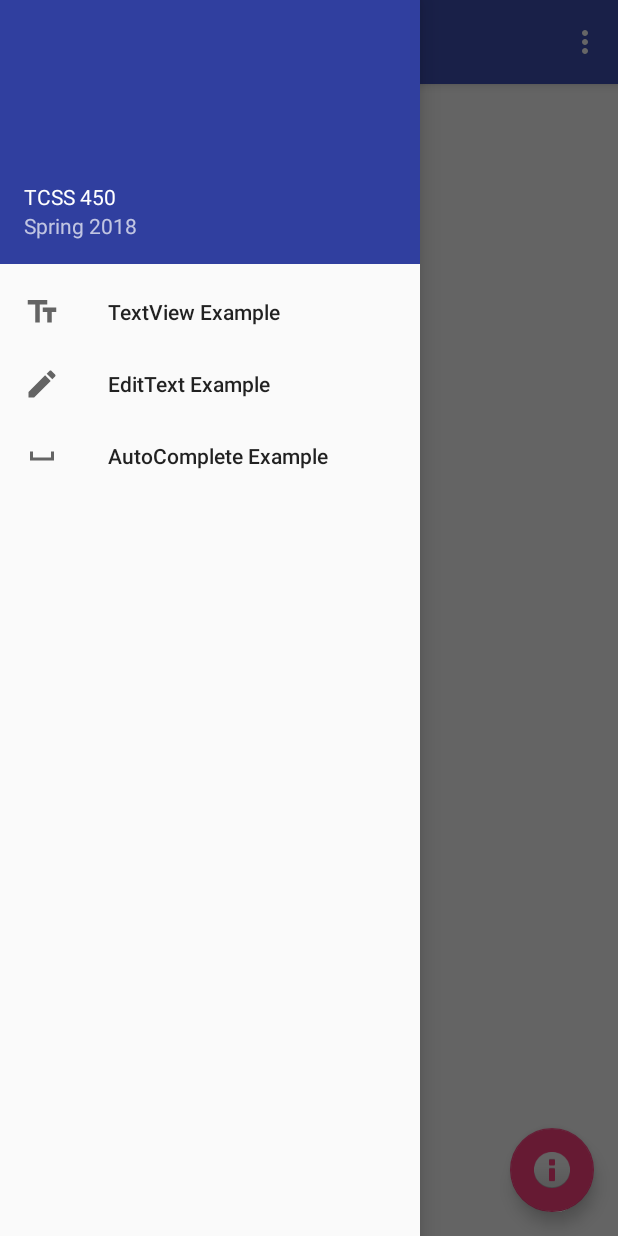
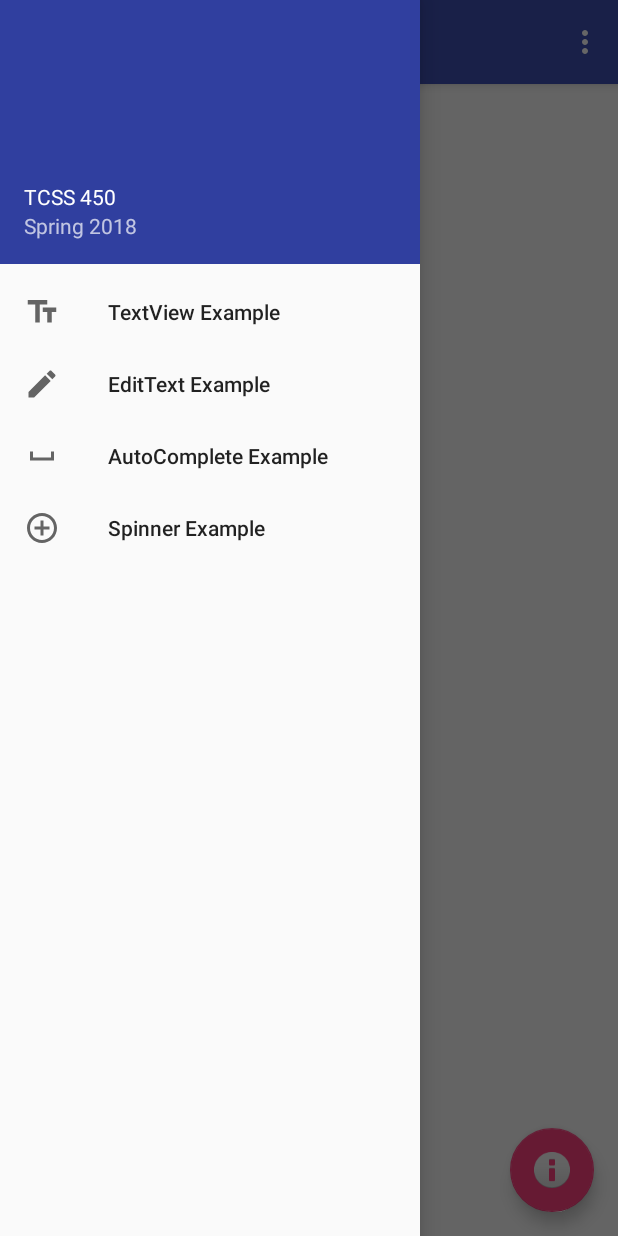
Before and after one commit to trinhpn/UILab, an Android app: the screen it shows after launch (MainActivity), with the side drawer open, on a phone screen of 412 x 824 dp. Run offline under Robolectric (Android 15) with nearby library versions, the phone set to English and light mode, and no system bars.

Commit message:
Step 52 completed.

```diff
--- a/app/src/main/java/group7/tcss450/uw/edu/uilab/MainActivity.java
+++ b/app/src/main/java/group7/tcss450/uw/edu/uilab/MainActivity.java
@@ -94,6 +94,8 @@ public class MainActivity extends AppCompatActivity
             loadFragment(new EditTextFragment());
         } else if (id == R.id.nav_autocomplete) {
             loadFragment(new AutoCompleteTextFragment());
+        } else if (id == R.id.nav_spinner_example) {
+            loadFragment(new SpinnerFragment());
         }
 
         DrawerLayout drawer = (DrawerLayout) findViewById(R.id.drawer_layout);
--- /dev/null
+++ b/app/src/main/res/drawable/ic_spinner.xml
@@ -0,0 +1,9 @@
+<vector xmlns:android="http://schemas.android.com/apk/res/android"
+        android:width="24dp"
+        android:height="24dp"
+        android:viewportWidth="24.0"
+        android:viewportHeight="24.0">
+    <path
+        android:fillColor="#FF000000"
+        android:pathData="M13,7h-2v4L7,11v2h4v4h2v-4h4v-2h-4L13,7zM12,2C6.48,2 2,6.48 2,12s4.48,10 10,10 10,-4.48 10,-10S17.52,2 12,2zM12,20c-4.41,0 -8,-3.59 -8,-8s3.59,-8 8,-8 8,3.59 8,8 -3.59,8 -8,8z"/>
+</vector>
--- a/app/src/main/res/menu/activity_main_drawer.xml
+++ b/app/src/main/res/menu/activity_main_drawer.xml
@@ -15,4 +15,9 @@
         android:id="@+id/nav_autocomplete"
         android:title="AutoComplete Example"
         android:icon="@drawable/ic_space_bar_black_24dp" />
+    <item
+        android:id="@+id/nav_spinner_example"
+        android:title="Spinner Example"
+        android:icon="@drawable/ic_spinner"
+         />
 </menu>
```
Also changed, not shown: app/src/main/java/group7/tcss450/uw/edu/uilab/SpinnerFragment.java (added, +52 -0 lines), app/src/main/res/layout/fragment_spinner.xml (added, +19 -0 lines).
